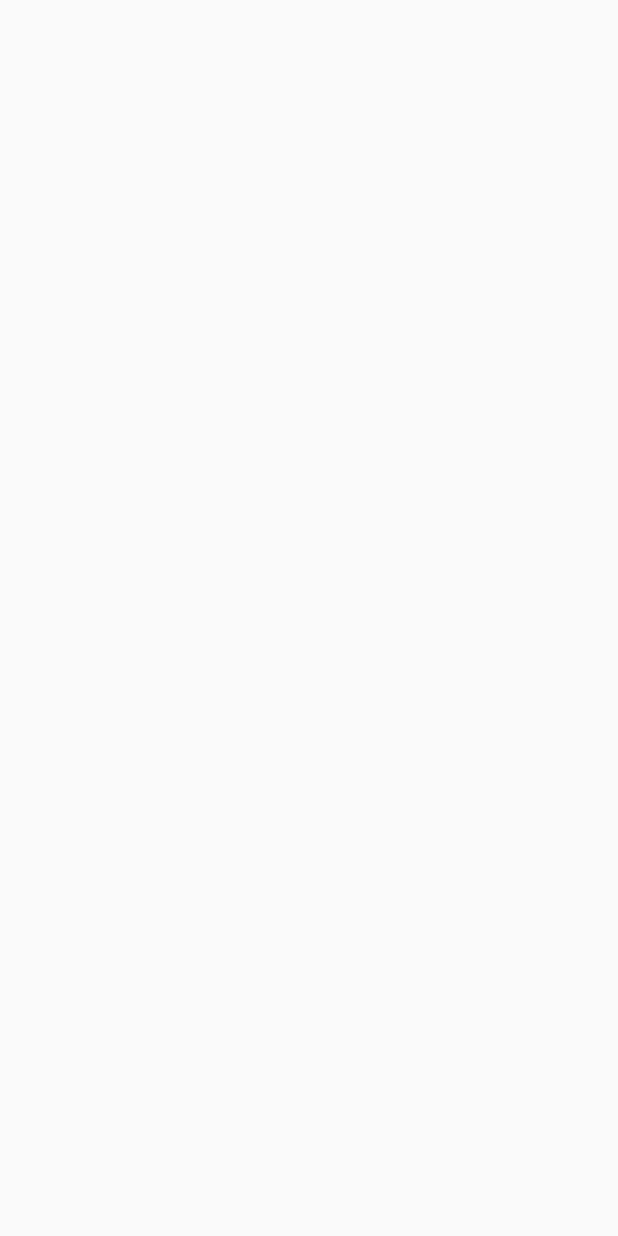
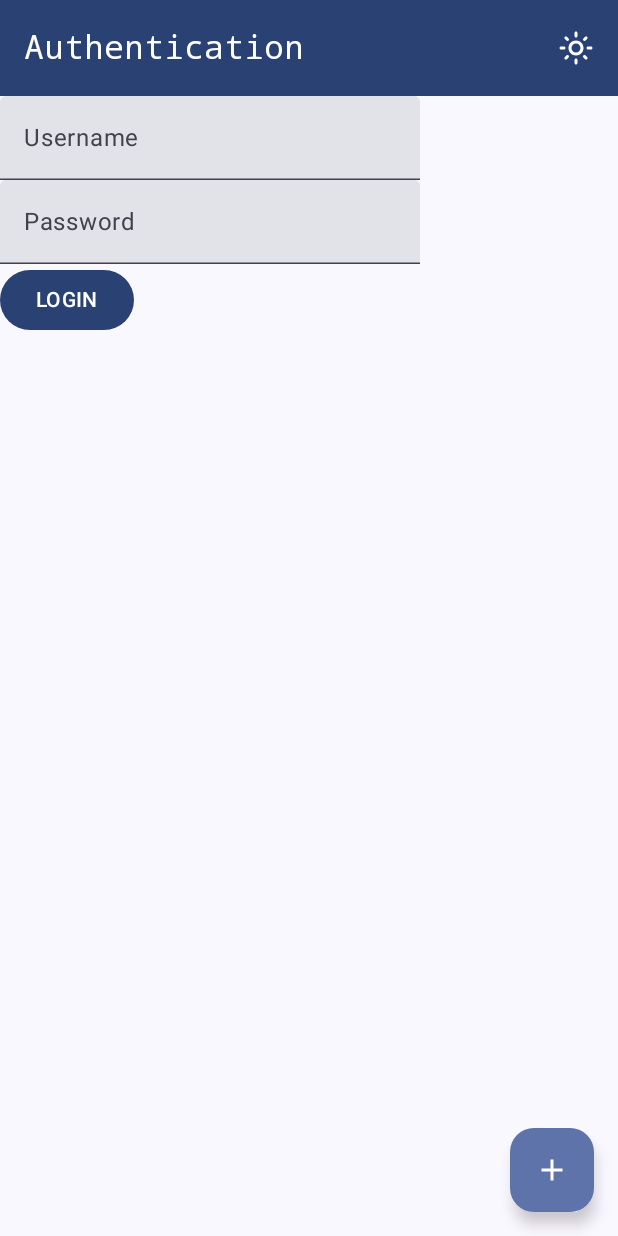
Before and after one commit to ralphmarondev/family-sprout-android, an Android app built with Jetpack Compose: the screen it shows after launch (MainActivity), on a phone screen of 412 x 824 dp. Before the commit the screen is empty. Run offline under Robolectric (Android 15) with nearby library versions, the phone set to English and light mode, and no system bars; our stand-ins replace Room's generated code.

Commit message:
integrated room database
- adding data to database on floating-action-button click, just for
  testing.
- logging in, just printing on the logcat if login successful or not, it
  is working.

```diff
--- a/app/src/main/AndroidManifest.xml
+++ b/app/src/main/AndroidManifest.xml
@@ -3,6 +3,7 @@
     xmlns:tools="http://schemas.android.com/tools">
 
     <application
+        android:name=".MyApplication"
         android:allowBackup="true"
         android:dataExtractionRules="@xml/data_extraction_rules"
         android:fullBackupContent="@xml/backup_rules"
--- a/app/src/main/java/com/ralphmarondev/familysprout/MainActivity.kt
+++ b/app/src/main/java/com/ralphmarondev/familysprout/MainActivity.kt
@@ -4,6 +4,7 @@ import android.os.Bundle
 import androidx.activity.ComponentActivity
 import androidx.activity.compose.setContent
 import androidx.activity.enableEdgeToEdge
+import com.ralphmarondev.familysprout.features.auth.presentation.AuthScreen
 import com.ralphmarondev.familysprout.ui.theme.FamilySproutTheme
 
 class MainActivity : ComponentActivity() {
@@ -12,7 +13,7 @@ class MainActivity : ComponentActivity() {
         enableEdgeToEdge()
         setContent {
             FamilySproutTheme {
-
+                AuthScreen()
             }
         }
     }
--- /dev/null
+++ b/app/src/main/java/com/ralphmarondev/familysprout/MyApplication.kt
@@ -0,0 +1,21 @@
+package com.ralphmarondev.familysprout
+
+import android.app.Application
+import androidx.room.Room
+import com.ralphmarondev.familysprout.core.data.local.AppDatabase
+
+class MyApplication : Application() {
+    companion object {
+        lateinit var database: AppDatabase
+    }
+
+    override fun onCreate() {
+        super.onCreate()
+
+        database = Room.databaseBuilder(
+            applicationContext,
+            AppDatabase::class.java,
+            AppDatabase.NAME
+        ).build()
+    }
+}
--- /dev/null
+++ b/app/src/main/java/com/ralphmarondev/familysprout/core/data/local/AppDatabase.kt
@@ -0,0 +1,15 @@
+package com.ralphmarondev.familysprout.core.data.local
+
+import androidx.room.Database
+import androidx.room.RoomDatabase
+import com.ralphmarondev.familysprout.core.model.User
+import com.ralphmarondev.familysprout.features.auth.data.local.AuthDao
+
+@Database(entities = [User::class], version = 1, exportSchema = false)
+abstract class AppDatabase : RoomDatabase(){
+    companion object{
+        const val NAME = "familysprout"
+    }
+
+    abstract fun authDao(): AuthDao
+}
--- /dev/null
+++ b/app/src/main/java/com/ralphmarondev/familysprout/features/auth/data/local/AuthDao.kt
@@ -0,0 +1,15 @@
+package com.ralphmarondev.familysprout.features.auth.data.local
+
+import androidx.room.Dao
+import androidx.room.Insert
+import androidx.room.Query
+import com.ralphmarondev.familysprout.core.model.User
+
+@Dao
+interface AuthDao {
+    @Insert
+    suspend fun insertUser(user: User)
+
+    @Query("SELECT * FROM User WHERE username=:username and password=:password")
+    suspend fun login(username: String, password: String): User?
+}
--- /dev/null
+++ b/app/src/main/java/com/ralphmarondev/familysprout/features/auth/data/repositories/AuthRepositoryImpl.kt
@@ -0,0 +1,18 @@
+package com.ralphmarondev.familysprout.features.auth.data.repositories
+
+import com.ralphmarondev.familysprout.core.model.User
+import com.ralphmarondev.familysprout.features.auth.data.local.AuthDao
+import com.ralphmarondev.familysprout.features.auth.domain.repositories.AuthRepository
+
+class AuthRepositoryImpl(
+    private val authDao: AuthDao
+) : AuthRepository {
+
+    override suspend fun login(username: String, password: String): User? {
+        return authDao.login(username, password)
+    }
+
+    override suspend fun registerUser(user: User) {
+        return authDao.insertUser(user)
+    }
+}
--- /dev/null
+++ b/app/src/main/java/com/ralphmarondev/familysprout/features/auth/domain/repositories/AuthRepository.kt
@@ -0,0 +1,8 @@
+package com.ralphmarondev.familysprout.features.auth.domain.repositories
+
+import com.ralphmarondev.familysprout.core.model.User
+
+interface AuthRepository {
+    suspend fun login(username: String, password: String): User?
+    suspend fun registerUser(user: User)
+}
--- /dev/null
+++ b/app/src/main/java/com/ralphmarondev/familysprout/features/auth/domain/usecases/LoginUseCase.kt
@@ -0,0 +1,10 @@
+package com.ralphmarondev.familysprout.features.auth.domain.usecases
+
+import com.ralphmarondev.familysprout.core.model.User
+import com.ralphmarondev.familysprout.features.auth.domain.repositories.AuthRepository
+
+class LoginUseCase(private val authRepository: AuthRepository) {
+    suspend operator fun invoke(username: String, password: String): User? {
+        return authRepository.login(username, password)
+    }
+}
--- /dev/null
+++ b/app/src/main/java/com/ralphmarondev/familysprout/features/auth/domain/usecases/RegisterUseCase.kt
@@ -0,0 +1,10 @@
+package com.ralphmarondev.familysprout.features.auth.domain.usecases
+
+import com.ralphmarondev.familysprout.core.model.User
+import com.ralphmarondev.familysprout.features.auth.domain.repositories.AuthRepository
+
+class RegisterUseCase(private val authRepository: AuthRepository) {
+    suspend operator fun invoke(user: User) {
+        authRepository.registerUser(user)
+    }
+}
--- /dev/null
+++ b/app/src/main/java/com/ralphmarondev/familysprout/features/auth/presentation/AuthScreen.kt
@@ -0,0 +1,125 @@
+package com.ralphmarondev.familysprout.features.auth.presentation
+
+import android.util.Log
+import androidx.compose.foundation.layout.Column
+import androidx.compose.foundation.layout.fillMaxSize
+import androidx.compose.foundation.layout.padding
+import androidx.compose.material.icons.Icons
+import androidx.compose.material.icons.outlined.Add
+import androidx.compose.material.icons.outlined.LightMode
+import androidx.compose.material3.Button
+import androidx.compose.material3.ExperimentalMaterial3Api
+import androidx.compose.material3.FloatingActionButton
+import androidx.compose.material3.Icon
+import androidx.compose.material3.IconButton
+import androidx.compose.material3.MaterialTheme
+import androidx.compose.material3.Scaffold
+import androidx.compose.material3.Text
+import androidx.compose.material3.TextField
+import androidx.compose.material3.TopAppBar
+import androidx.compose.material3.TopAppBarDefaults
+import androidx.compose.runtime.Composable
+import androidx.compose.runtime.getValue
+import androidx.compose.runtime.mutableStateOf
+import androidx.compose.runtime.remember
+import androidx.compose.runtime.setValue
+import androidx.compose.ui.Modifier
+import androidx.compose.ui.graphics.Color
+import androidx.compose.ui.text.font.FontFamily
+import androidx.lifecycle.viewmodel.compose.viewModel
+import com.ralphmarondev.familysprout.core.model.User
+
+@Composable
+fun AuthScreen(viewModel: AuthViewModel = viewModel()) {
+    var username by remember { mutableStateOf("") }
+    var password by remember { mutableStateOf("") }
+    var errorMessage by remember { mutableStateOf<String?>(null) }
+
+    Scaffold(
+        topBar = {
+            AuthScreenTopBar()
+        },
+        floatingActionButton = {
+            FloatingActionButton(
+                onClick = {
+                    viewModel.register(
+                        user = User(
+                            fullName = "Ralph Maron Eda",
+                            username = "ralphmaron",
+                            password = "iscute"
+                        ),
+                        onComplete = {}
+                    )
+                }
+            ) {
+                Icon(
+                    imageVector = Icons.Outlined.Add,
+                    contentDescription = ""
+                )
+            }
+        }
+    ) { innerPadding ->
+        Column(
+            modifier = Modifier
+                .fillMaxSize()
+                .padding(innerPadding)
+        ) {
+            TextField(
+                value = username,
+                onValueChange = { username = it },
+                label = { Text("Username") })
+            TextField(
+                value = password,
+                onValueChange = { password = it },
+                label = { Text("Password") })
+
+            errorMessage?.let {
+                Text(text = it, color = Color.Red)
+            }
+
+            Button(
+                onClick = {
+                    viewModel.login(username, password) { user ->
+                        if (user != null) {
+                            // go home
+                            Log.d("AUTH", "Login Success. Going Home.")
+                        } else {
+                            // show error
+                            errorMessage = "Login failed. Please try again."
+                        }
+                    }
+                }
+            ) {
+                Text(text = "LOGIN")
+            }
+        }
+    }
+}
+
+@OptIn(ExperimentalMaterial3Api::class)
+@Composable
+private fun AuthScreenTopBar() {
+    TopAppBar(
+        title = {
+            Text(
+                text = "Authentication",
+                fontFamily = FontFamily.Monospace
+            )
+        },
+        actions = {
+            IconButton(
+                onClick = {}
+            ) {
+                Icon(
+                    imageVector = Icons.Outlined.LightMode,
+                    contentDescription = ""
+                )
+            }
+        },
+        colors = TopAppBarDefaults.topAppBarColors(
+            containerColor = MaterialTheme.colorScheme.primary,
+            titleContentColor = MaterialTheme.colorScheme.onPrimary,
+            actionIconContentColor = MaterialTheme.colorScheme.onPrimary
+        )
+    )
+}
--- /dev/null
+++ b/app/src/main/java/com/ralphmarondev/familysprout/features/auth/presentation/AuthViewModel.kt
@@ -0,0 +1,36 @@
+package com.ralphmarondev.familysprout.features.auth.presentation
+
+import android.util.Log
+import androidx.lifecycle.ViewModel
+import androidx.lifecycle.viewModelScope
+import com.ralphmarondev.familysprout.MyApplication
+import com.ralphmarondev.familysprout.core.model.User
+import com.ralphmarondev.familysprout.features.auth.data.repositories.AuthRepositoryImpl
+import com.ralphmarondev.familysprout.features.auth.domain.usecases.LoginUseCase
+import com.ralphmarondev.familysprout.features.auth.domain.usecases.RegisterUseCase
+import kotlinx.coroutines.launch
+
+class AuthViewModel : ViewModel() {
+    private val authDao = MyApplication.database.authDao()
+    private val authRepository = AuthRepositoryImpl(authDao)
+    private val loginUseCase = LoginUseCase(authRepository)
+    private val registerUseCase = RegisterUseCase(authRepository)
+
+    fun login(username: String, password: String, onSuccess: (User?) -> Unit) {
+        viewModelScope.launch {
+            val user = loginUseCase(username, password)
+            onSuccess(user)
+        }
+    }
+
+    fun register(user: User, onComplete: () -> Unit) {
+        viewModelScope.launch {
+            try {
+                registerUseCase(user)
+                onComplete()
+            } catch (ex: Exception) {
+                Log.d("AUTH", "Registration Error: ${ex.message}")
+            }
+        }
+    }
+}
```
Also changed, not shown: app/build.gradle.kts (+15 -0 lines), app/src/main/java/com/ralphmarondev/familysprout/core/model/User.kt (added, +16 -0 lines), app/src/main/java/com/ralphmarondev/familysprout/core/util/CurrentDate.kt (added, +8 -0 lines), gradle/libs.versions.toml (+18 -0 lines).
